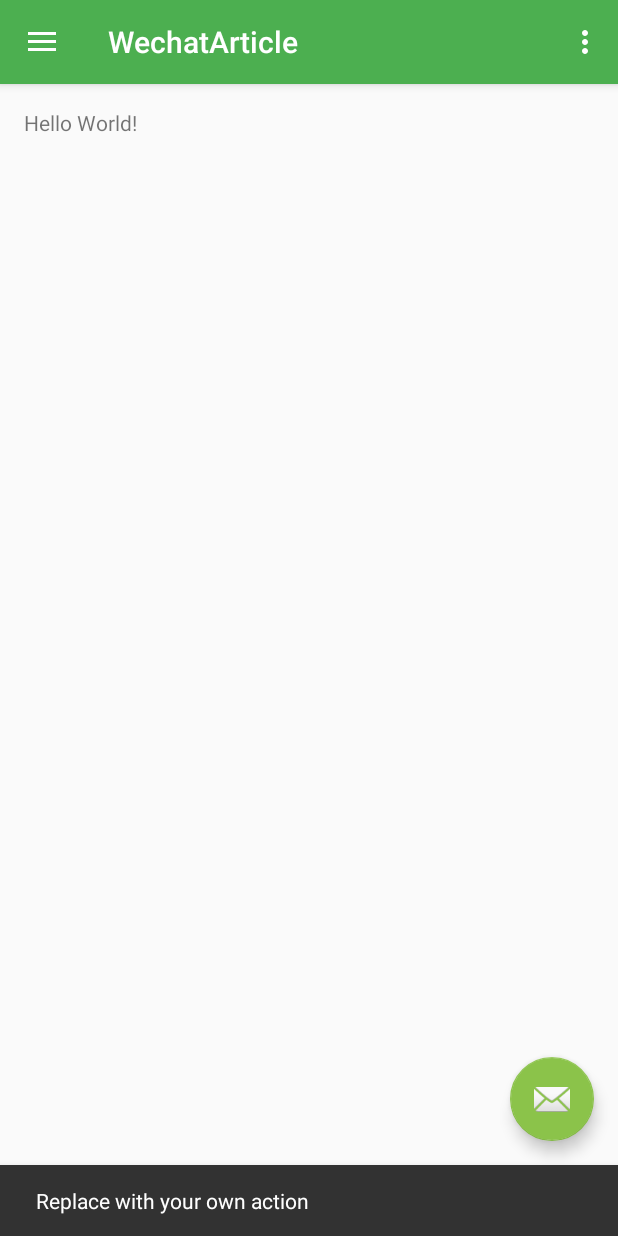
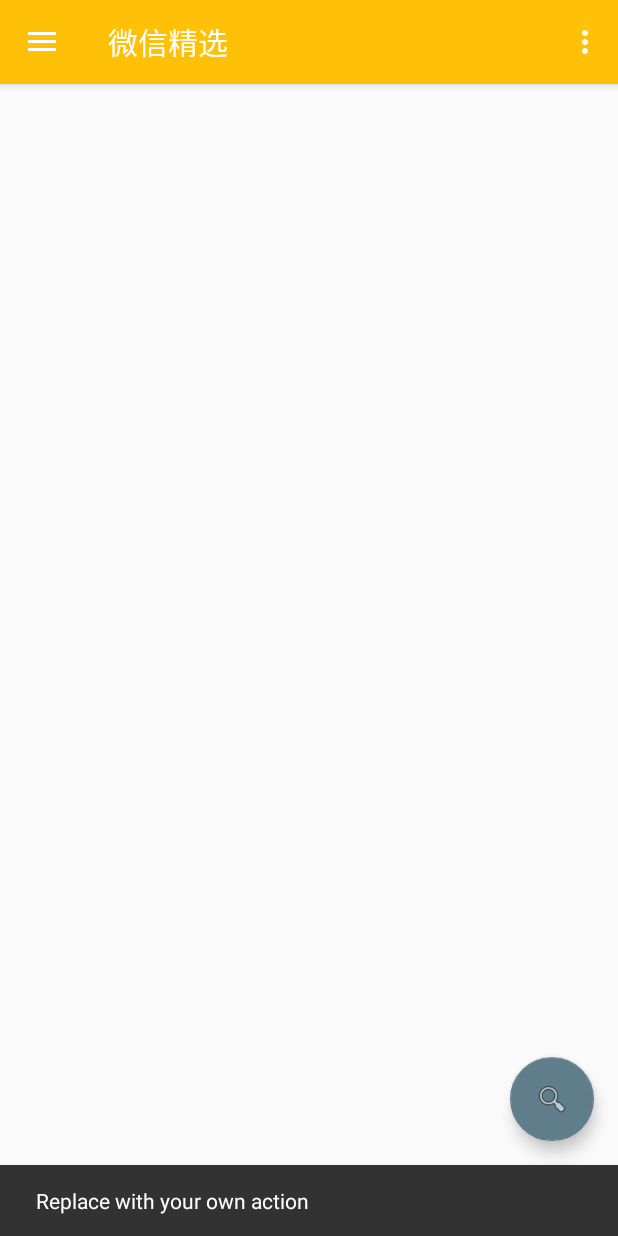
Before and after one commit to DragonFlyWang/WechatArticle, an Android app: the screen it shows after launch (MainActivity), after a tap on an icon or button, on a phone screen of 412 x 824 dp. Run offline under Robolectric (Android 15) with nearby library versions, the phone set to English and light mode, and no system bars.

Commit message:
Little changes in color and text.

```diff
--- a/WechatArticle/app/src/main/java/com/wang/flynn/wechatarticle/MainActivity.java
+++ b/WechatArticle/app/src/main/java/com/wang/flynn/wechatarticle/MainActivity.java
@@ -80,17 +80,13 @@ public class MainActivity extends AppCompatActivity
         // Handle navigation view item clicks here.
         int id = item.getItemId();
 
-        if (id == R.id.nav_camera) {
+        if (id == R.id.nav_wechat) {
             // Handle the camera action
-        } else if (id == R.id.nav_gallery) {
+        } else if (id == R.id.nav_recommendation) {
 
-        } else if (id == R.id.nav_slideshow) {
+        } else if (id == R.id.nav_collection) {
 
-        } else if (id == R.id.nav_manage) {
-
-        } else if (id == R.id.nav_share) {
-
-        } else if (id == R.id.nav_send) {
+        } else if (id == R.id.nav_setting) {
 
         }
 
--- a/WechatArticle/app/src/main/res/layout/app_bar_main.xml
+++ b/WechatArticle/app/src/main/res/layout/app_bar_main.xml
@@ -29,6 +29,6 @@
         android:layout_height="wrap_content"
         android:layout_gravity="bottom|end"
         android:layout_margin="@dimen/fab_margin"
-        app:srcCompat="@android:drawable/ic_dialog_email" />
+        app:srcCompat="@android:drawable/ic_menu_search" />
 
 </android.support.design.widget.CoordinatorLayout>
--- a/WechatArticle/app/src/main/res/layout/content_main.xml
+++ b/WechatArticle/app/src/main/res/layout/content_main.xml
@@ -13,8 +13,8 @@
     tools:context="com.wang.flynn.wechatarticle.MainActivity"
     tools:showIn="@layout/app_bar_main">
 
-    <TextView
-        android:layout_width="wrap_content"
-        android:layout_height="wrap_content"
-        android:text="Hello World!" />
+    <!--<TextView-->
+        <!--android:layout_width="wrap_content"-->
+        <!--android:layout_height="wrap_content"-->
+        <!--android:text="微信精选!" />-->
 </RelativeLayout>
--- a/WechatArticle/app/src/main/res/menu/activity_main_drawer.xml
+++ b/WechatArticle/app/src/main/res/menu/activity_main_drawer.xml
@@ -3,34 +3,34 @@
 
     <group android:checkableBehavior="single">
         <item
-            android:id="@+id/nav_camera"
-            android:icon="@drawable/ic_menu_camera"
-            android:title="Import" />
+            android:id="@+id/nav_wechat"
+            android:icon="@drawable/weixin"
+            android:title="微信精选" />
         <item
-            android:id="@+id/nav_gallery"
-            android:icon="@drawable/ic_menu_gallery"
-            android:title="Gallery" />
+            android:id="@+id/nav_recommendation"
+            android:icon="@drawable/star"
+            android:title="推荐文章" />
         <item
-            android:id="@+id/nav_slideshow"
-            android:icon="@drawable/ic_menu_slideshow"
-            android:title="Slideshow" />
+            android:id="@+id/nav_collection"
+            android:icon="@drawable/folder"
+            android:title="收藏" />
         <item
-            android:id="@+id/nav_manage"
+            android:id="@+id/nav_setting"
             android:icon="@drawable/ic_menu_manage"
-            android:title="Tools" />
+            android:title="设置" />
     </group>
 
-    <item android:title="Communicate">
-        <menu>
-            <item
-                android:id="@+id/nav_share"
-                android:icon="@drawable/ic_menu_share"
-                android:title="Share" />
-            <item
-                android:id="@+id/nav_send"
-                android:icon="@drawable/ic_menu_send"
-                android:title="Send" />
-        </menu>
-    </item>
+    <!--<item android:title="Communicate">-->
+        <!--<menu>-->
+            <!--<item-->
+                <!--android:id="@+id/nav_share"-->
+                <!--android:icon="@drawable/ic_menu_share"-->
+                <!--android:title="Share" />-->
+            <!--<item-->
+                <!--android:id="@+id/nav_send"-->
+                <!--android:icon="@drawable/ic_menu_send"-->
+                <!--android:title="Send" />-->
+        <!--</menu>-->
+    <!--</item>-->
 
 </menu>
--- a/WechatArticle/app/src/main/res/values/colors.xml
+++ b/WechatArticle/app/src/main/res/values/colors.xml
@@ -1,9 +1,9 @@
 <?xml version="1.0" encoding="utf-8"?>
 <resources>
-    <color name="colorPrimary">#4CAF50</color>
-    <color name="colorPrimaryDark">#388E3C</color>
-    <color name="colorAccent">#8BC34A</color>
-    <color name="lightPrimaryColor">#C8E6C9</color>
+    <color name="colorPrimary">#FFC107</color>
+    <color name="colorPrimaryDark">#FFA000</color>
+    <color name="colorAccent">#607D8B</color>
+    <color name="lightPrimaryColor">#FFECB3</color>
     <color name="text">#FFFFFF</color>
     <color name="primaryText">#212121</color>
     <color name="secondaryText">#757575</color>
--- a/WechatArticle/app/src/main/res/values/dimens.xml
+++ b/WechatArticle/app/src/main/res/values/dimens.xml
@@ -6,4 +6,5 @@
     <dimen name="activity_horizontal_margin">16dp</dimen>
     <dimen name="activity_vertical_margin">16dp</dimen>
     <dimen name="fab_margin">16dp</dimen>
+    <dimen name="design_navigation_icon_size">24dp</dimen>
 </resources>
--- a/WechatArticle/app/src/main/res/values/strings.xml
+++ b/WechatArticle/app/src/main/res/values/strings.xml
@@ -1,8 +1,8 @@
 <resources>
-    <string name="app_name">WechatArticle</string>
+    <string name="app_name">微信精选</string>
 
     <string name="navigation_drawer_open">Open navigation drawer</string>
     <string name="navigation_drawer_close">Close navigation drawer</string>
 
-    <string name="action_settings">Settings</string>
+    <string name="action_settings">设置</string>
 </resources>
```
Also changed, not shown: WechatArticle/app/src/main/res/drawable/folder.png (added), WechatArticle/app/src/main/res/drawable/star.png (added), WechatArticle/app/src/main/res/drawable/weixin.png (added).
